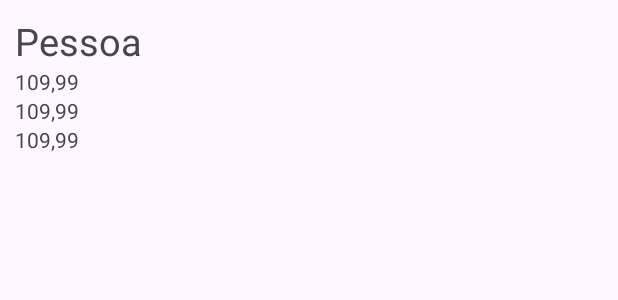
After one commit to lauraluch/SplitTheBill, an Android app: the layout tile_person_values.xml on its own in the app's theme, with its tools: preview values and no code run, on a phone screen of 412 x 824 dp. The commit adds this screen. Shown: the top 300 px of the screen. Run offline under Robolectric (Android 15) with nearby library versions, the phone set to English and light mode, and no system bars.

Commit message:
feat: create second screen

```diff
--- a/app/src/main/java/com/laura/splitthebill/model/Person.kt
+++ b/app/src/main/java/com/laura/splitthebill/model/Person.kt
@@ -16,5 +16,9 @@ data class Person(
     @NonNull
     var totalPricePaid: Double,
     @NonNull
-    var thingsBought: String
+    var thingsBought: String,
+    @NonNull
+    var amountToReceive: Double = 0.0,
+    @NonNull
+    var amountToPay: Double = 0.0
 ): Parcelable
--- a/app/src/main/java/com/laura/splitthebill/view/MainActivity.kt
+++ b/app/src/main/java/com/laura/splitthebill/view/MainActivity.kt
@@ -105,7 +105,6 @@ class MainActivity : AppCompatActivity() {
 
         return when (item.itemId){
             R.id.removePersonMi -> {
-                // Revisar
                 personController.removePerson(person)
                 Toast.makeText(this,"Pessoa removida da lista", Toast.LENGTH_SHORT).show()
                 true
--- a/app/src/main/java/com/laura/splitthebill/view/PersonDetailsActivity.kt
+++ b/app/src/main/java/com/laura/splitthebill/view/PersonDetailsActivity.kt
@@ -43,6 +43,7 @@ class PersonDetailsActivity: AppCompatActivity() {
                     name = nameEt.text.toString(),
                     totalPricePaid = totalPriceEt.text.toString().toDouble(),
                     thingsBought = thingsBoughtEt.text.toString()
+
                 )
 
                 val resultIntent = Intent()
--- a/app/src/main/res/layout/person_desc.xml
+++ b/app/src/main/res/layout/person_desc.xml
@@ -78,12 +78,6 @@
                 android:textStyle="normal"
                 android:textSize="18sp"/>
 
-<!--            <ListView-->
-<!--                android:id="@+id/itemsBoughtLv"-->
-<!--                android:layout_width="match_parent"-->
-<!--                android:layout_marginTop="18dp"-->
-<!--                android:layout_height="260dp"/>-->
-
 
             <LinearLayout
                 android:layout_width="match_parent"
--- /dev/null
+++ b/app/src/main/res/layout/tile_person_values.xml
@@ -0,0 +1,39 @@
+<?xml version="1.0" encoding="utf-8"?>
+<LinearLayout xmlns:android="http://schemas.android.com/apk/res/android"
+    android:orientation="vertical"
+    android:layout_width="match_parent"
+    android:layout_height="wrap_content"
+    android:padding="10dp"
+    >
+    <TextView
+        android:id="@+id/nameTv"
+        android:layout_width="match_parent"
+        android:layout_height="wrap_content"
+        android:text="Pessoa"
+        android:textSize="25sp"
+        />
+
+    <TextView
+        android:id="@+id/totalPriceTv"
+        android:layout_width="match_parent"
+        android:layout_height="wrap_content"
+        android:text="109,99"
+        />
+
+    <TextView
+        android:id="@+id/amountToPayTv"
+        android:layout_width="match_parent"
+        android:layout_height="wrap_content"
+        android:text="109,99"
+        />
+
+    <TextView
+        android:id="@+id/amountToReceiveTv"
+        android:layout_width="match_parent"
+        android:layout_height="wrap_content"
+        android:text="109,99"
+        />
+
+
+
+</LinearLayout>
```
Also changed, not shown: app/src/main/res/layout/people_values.xml (added, +32 -0 lines).
